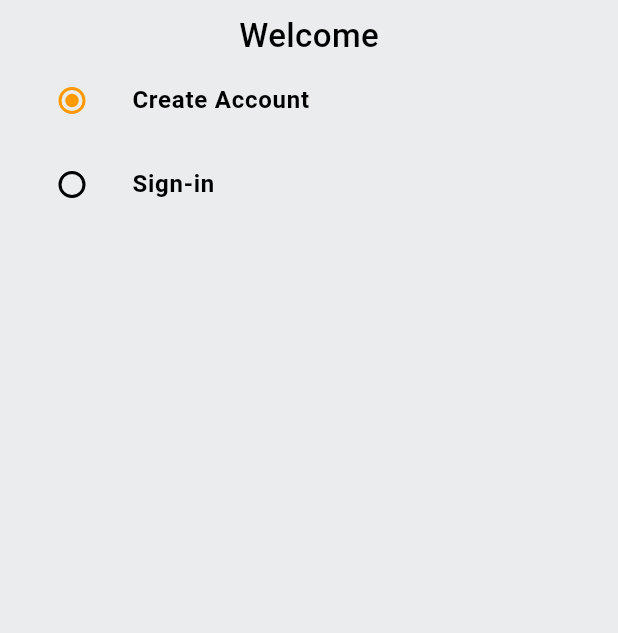
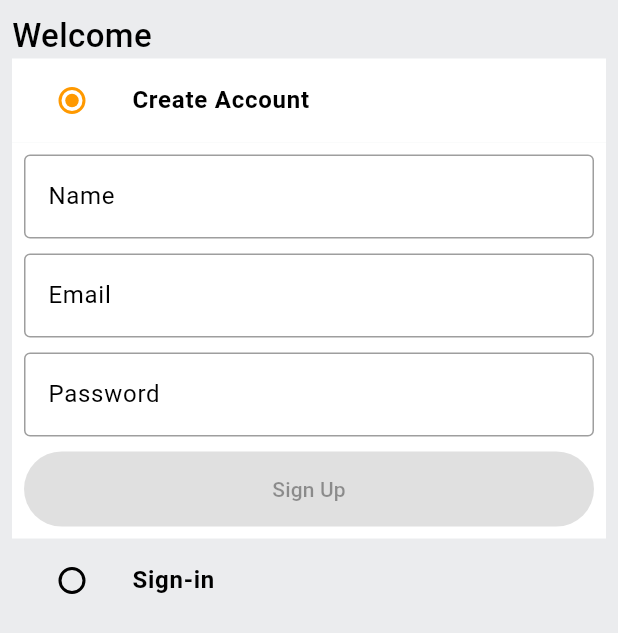
Before and after one commit to MandyMI35/amazon-clone, a Flutter app: the screen it shows after launch, on a phone screen of 412 x 824 dp. Shown: the top 633 px of the screen. Run offline on Flutter 3.47's test engine with Material 3 defaults, Android fonts, the phone set to English and light mode, and no system bars.

Commit message:
flutter initial

```diff
--- /dev/null
+++ b/amazon_clone1/lib/common/widgets/custom_button.dart
@@ -0,0 +1,20 @@
+import 'package:amazon_clone1/constants/global_variables.dart';
+import 'package:flutter/material.dart';
+
+class CustomButton extends StatelessWidget {
+  final String text;
+  final VoidCallback onTap;
+  const CustomButton({super.key, required this.text, required this.onTap});
+
+  @override
+  Widget build(BuildContext context) {
+    return ElevatedButton(
+      onPressed: null,
+      child: Text(text,),
+      style: ElevatedButton.styleFrom(
+        backgroundColor: GlobalVariables.secondaryColor,
+        minimumSize: const Size(double.infinity, 50)
+      ),
+    );
+  }
+}
--- /dev/null
+++ b/amazon_clone1/lib/common/widgets/custom_textfield.dart
@@ -0,0 +1,31 @@
+import 'package:flutter/material.dart';
+
+class CustomTextfield extends StatelessWidget {
+  final TextEditingController controller;
+  final String hintText;
+  const CustomTextfield({
+    Key? key,
+    required this.controller,
+    required this.hintText}) : super(key: key);
+
+  @override
+  Widget build(BuildContext context) {
+    return TextFormField(
+      controller: controller,
+      decoration: InputDecoration(
+        hintText: hintText,
+        border: const OutlineInputBorder(
+          borderSide: BorderSide(
+            color: Colors.black38
+          ),
+        ),
+        enabledBorder: const OutlineInputBorder(
+          borderSide: BorderSide(
+            color: Colors.black38
+          ),
+        ),
+      ),
+      validator: (val) {},
+    );
+  }
+}
--- a/amazon_clone1/lib/features/auth/screens/auth_screen.dart
+++ b/amazon_clone1/lib/features/auth/screens/auth_screen.dart
@@ -1,3 +1,5 @@
+import 'package:amazon_clone1/common/widgets/custom_button.dart';
+import 'package:amazon_clone1/common/widgets/custom_textfield.dart';
 import 'package:amazon_clone1/constants/global_variables.dart';
 import 'package:flutter/material.dart';
 
@@ -16,6 +18,21 @@
 
 class _AuthScreenState extends State<AuthScreen> {
   Auth _auth = Auth.signup;
+  final _signUpFormKey = GlobalKey<FormState>();
+  final _signInFormKey = GlobalKey<FormState>();
+
+  final TextEditingController _emailController = TextEditingController();
+  final TextEditingController _passwordController = TextEditingController();
+  final TextEditingController _nameController = TextEditingController();
+
+  @override
+  void dispose() {
+    super.dispose();
+    _emailController.dispose();
+    _passwordController.dispose();
+    _nameController.dispose();
+  }
+
   @override
   Widget build(BuildContext context) {
     return Scaffold(
@@ -23,12 +40,15 @@
       body: SafeArea(
         child: Padding(
           padding: EdgeInsets.all(8.0),
-          child: Column(children: [
+          child: Column(
+            crossAxisAlignment: CrossAxisAlignment.start,
+            children: [
             Text(
               'Welcome',
               style: TextStyle(fontSize: 22, fontWeight: FontWeight.w500),
             ),
             ListTile(
+              tileColor: _auth == Auth.signup ? GlobalVariables.backgroundColor : GlobalVariables.greyBackgroundCOlor,
               title: Text(
                 'Create Account',
                 style: TextStyle(fontWeight: FontWeight.bold),
@@ -41,11 +61,43 @@
                     setState(() {
                       _auth = val!;
                     });
-                    }
-                )
+                  })),
+            if (_auth == Auth.signup)
+              Container(
+                padding: EdgeInsets.all(8),
+                color: GlobalVariables.backgroundColor,
+                child: Form(
+                  key: _signUpFormKey,
+                  child: Column(
+                    children: [
+                      CustomTextfield(
+                        controller: _nameController,
+                        hintText: 'Name',
                       ),
-              if(_auth == Auth.signup)
+                      const SizedBox(
+                        height: 10,
+                      ),
+                      CustomTextfield(
+                        controller: _emailController,
+                        hintText: 'Email',
+                      ),
+                      const SizedBox(
+                        height: 10,
+                      ),
+                      CustomTextfield(
+                        controller: _passwordController,
+                        hintText: 'Password',
+                      ),
+                      const SizedBox(
+                        height: 10,
+                      ),
+                      CustomButton(text: 'Sign Up', onTap: () {}),
+                    ],
+                  ),
+                ),
+              ),
             ListTile(
+              tileColor: _auth == Auth.signin ? GlobalVariables.backgroundColor : GlobalVariables.greyBackgroundCOlor,
                 title: Text(
                   'Sign-in',
                   style: TextStyle(fontWeight: FontWeight.bold),
@@ -61,6 +113,33 @@
                     }
                   )
                 ),
+                if (_auth == Auth.signin)
+                Container(
+                padding: EdgeInsets.all(8),
+                color: GlobalVariables.backgroundColor,
+                child: Form(
+                  key: _signUpFormKey,
+                  child: Column(
+                    children: [
+                      CustomTextfield(
+                        controller: _emailController,
+                        hintText: 'Email',
+                      ),
+                      const SizedBox(
+                        height: 10,
+                      ),
+                      CustomTextfield(
+                        controller: _passwordController,
+                        hintText: 'Password',
+                      ),
+                      const SizedBox(
+                        height: 10,
+                      ),
+                      CustomButton(text: 'Sign In', onTap: () {}),
+                    ],
+                  ),
+                ),
+              ),
             ]
           ),
         ),
```
Lines whose indentation alone changed are shown as unchanged.
